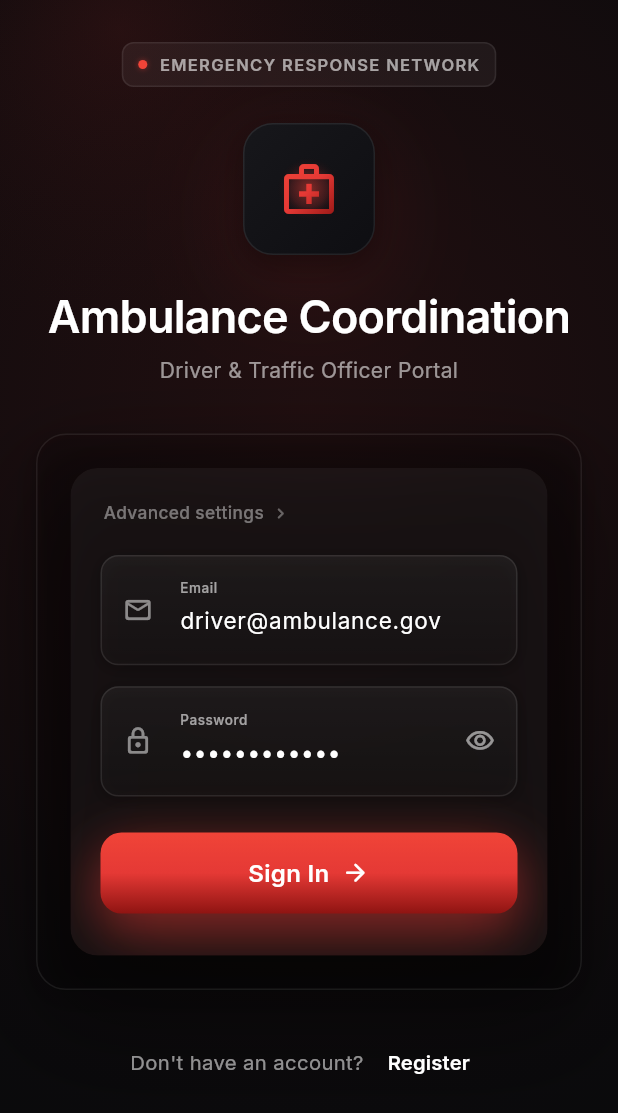
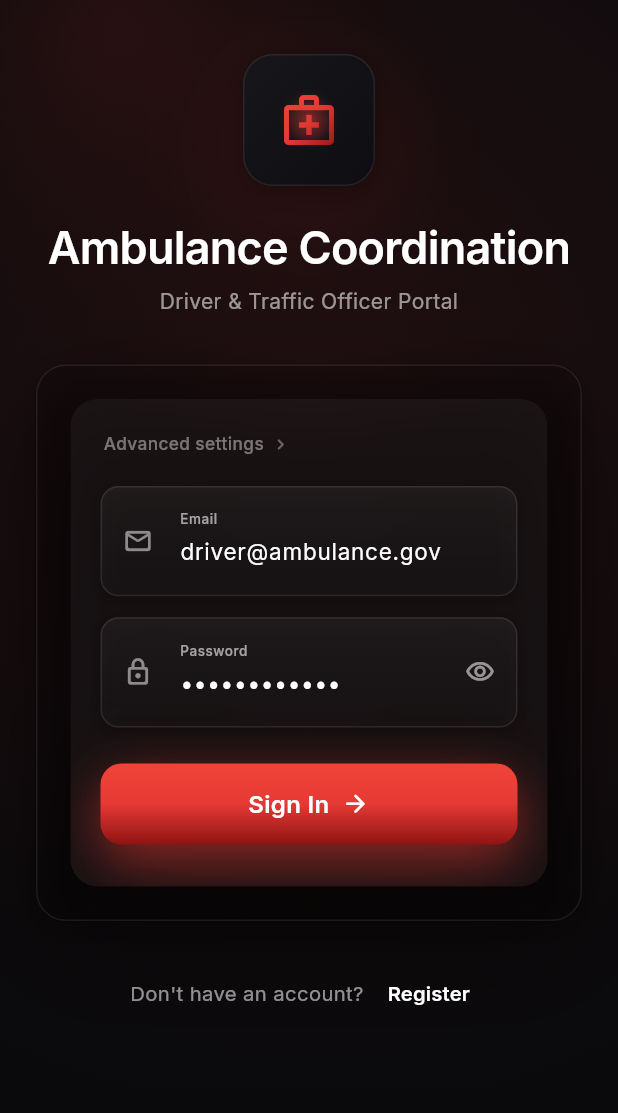
Before and after one commit to Rajaki751/Traffic-Ambulance_Coordination, a Flutter app: the screen it shows after launch, on a phone screen of 412 x 824 dp. Shown: the top 1113 px of the screen. Run offline on Flutter 3.47's test engine with Material 3 defaults, Android fonts, the phone set to English and light mode, and no system bars; our stand-ins replace dio, flutter_map, geolocator, go_router, google_fonts, latlong2 and 1 more; accounts and stored records are empty.

Commit message:
chore(mobile): remove emergency response network badge from login

```diff
--- a/mobile/lib/screens/login_screen.dart
+++ b/mobile/lib/screens/login_screen.dart
@@ -93,8 +93,7 @@ class _LoginScreenState extends State<LoginScreen> {
                     child: Column(
                       crossAxisAlignment: CrossAxisAlignment.stretch,
                       children: [
-                        const _Badge(),
-                        const SizedBox(height: 24),
+                        const SizedBox(height: 8),
                         const Center(child: _Emblem()),
                         const SizedBox(height: 24),
                         Text(
@@ -362,86 +361,6 @@ class _Glow extends StatelessWidget {
           ),
         ),
       ),
-    );
-  }
-}
-
-class _Badge extends StatelessWidget {
-  const _Badge();
-
-  @override
-  Widget build(BuildContext context) {
-    return Center(
-      child: Container(
-        padding: const EdgeInsets.symmetric(horizontal: 10, vertical: 6),
-        decoration: BoxDecoration(
-          color: Colors.white.withOpacity(0.05),
-          borderRadius: BorderRadius.circular(8),
-          border: Border.all(color: Colors.white.withOpacity(0.08)),
-        ),
-        child: Row(
-          mainAxisSize: MainAxisSize.min,
-          children: [
-            const _PulseDot(),
-            const SizedBox(width: 8),
-            Text(
-              'EMERGENCY RESPONSE NETWORK',
-              style: GoogleFonts.inter(
-                fontSize: 11,
-                fontWeight: FontWeight.w600,
-                letterSpacing: 0.88,
-                color: Colors.white.withOpacity(0.60),
-              ),
-            ),
-          ],
-        ),
-      ),
-    );
-  }
-}
-
-class _PulseDot extends StatefulWidget {
-  const _PulseDot();
-
-  @override
-  State<_PulseDot> createState() => _PulseDotState();
-}
-
-class _PulseDotState extends State<_PulseDot>
-    with SingleTickerProviderStateMixin {
-  late final AnimationController _ctrl = AnimationController(
-    vsync: this,
-    duration: const Duration(milliseconds: 1300),
-  )..repeat(reverse: true);
-
-  @override
-  void dispose() {
-    _ctrl.dispose();
-    super.dispose();
-  }
-
-  @override
-  Widget build(BuildContext context) {
-    return AnimatedBuilder(
-      animation: _ctrl,
-      builder: (context, _) {
-        final t = _ctrl.value;
-        return Container(
-          width: 6,
-          height: 6,
-          decoration: BoxDecoration(
-            shape: BoxShape.circle,
-            color: _kEmberLight,
-            boxShadow: [
-              BoxShadow(
-                color: _kEmber.withOpacity(0.35 + 0.45 * t),
-                blurRadius: 2 + 6 * t,
-                spreadRadius: 0.5 + 1.5 * t,
-              ),
-            ],
-          ),
-        );
-      },
     );
   }
 }
```
